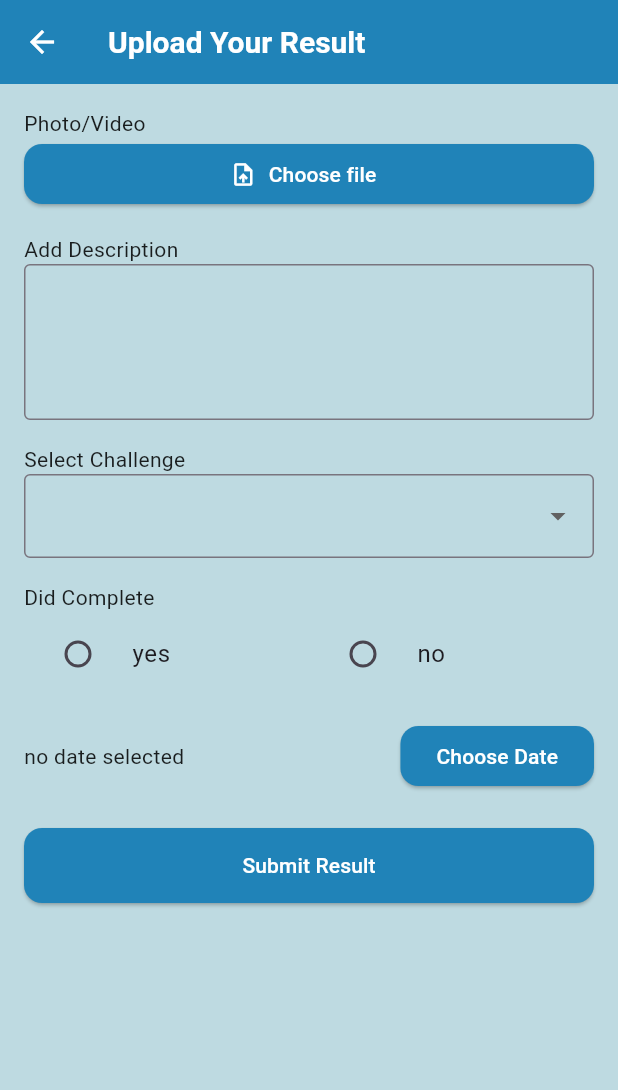
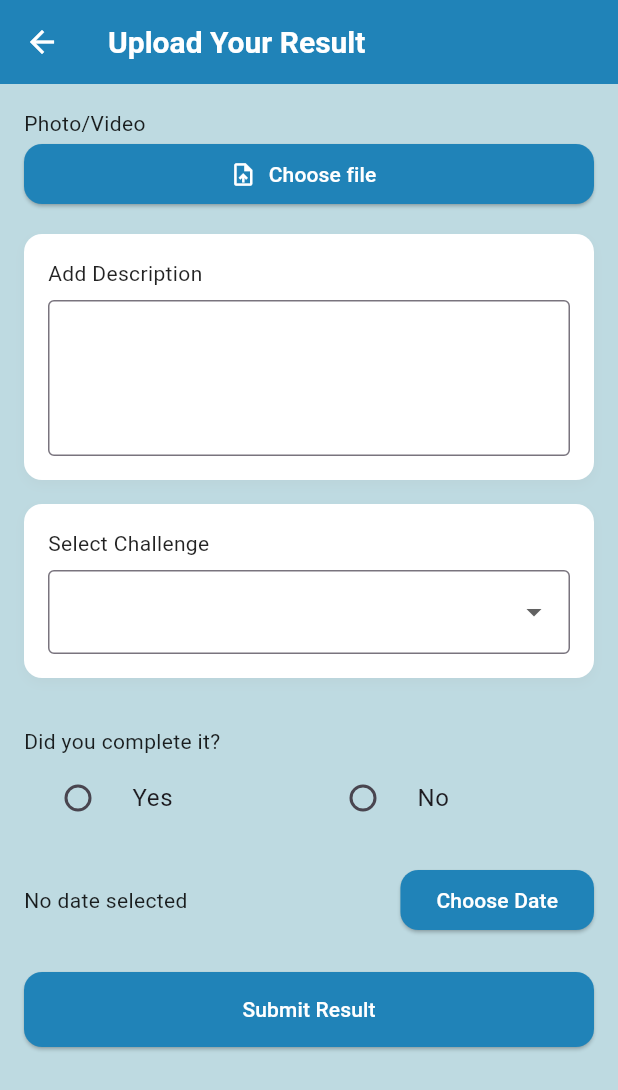
Before and after one commit to danakhairallah/DIY-Project, a Flutter app: the UploadResultPage screen opened by its route, on a phone screen of 412 x 824 dp. Shown: the top 1090 px of the screen. Run offline on Flutter 3.47's test engine with Material 3 defaults, Android fonts, the light colour scheme and no system bars; our stand-ins replace flutter_secure_storage, image_picker, shared_preferences, table_calendar; accounts and stored records are empty.

Commit message:
translate and edit files

```diff
--- a/lib/screens/upload_result_page.dart
+++ b/lib/screens/upload_result_page.dart
@@ -17,7 +17,11 @@ class _UploadResultPageState extends State<UploadResultPage> {
   String? _completionStatus;
   DateTime? _selectedDate;
 
-  final List<String> _challenges = ['Challenge 1', 'Challenge 2', 'Challenge 3']; // استبدليهم لاحقًا حسب اللغة
+  final List<String> _challenges = [
+    'Challenge 1',
+    'Challenge 2',
+    'Challenge 3',
+  ];
 
   Future<void> _pickMedia() async {
     final picker = ImagePicker();
@@ -52,39 +56,79 @@ class _UploadResultPageState extends State<UploadResultPage> {
     final loc = AppLocalizations.of(context)!;
 
     return Scaffold(
-      appBar: AppBar(title: Text(loc.translate("Upload Your Result"))),
+      appBar: AppBar(title: Text(loc.translate("upload_your_result"))),
       body: Padding(
         padding: const EdgeInsets.all(16.0),
         child: ListView(
           children: [
-            Text(loc.translate("Photo/Video")),
+            Text(loc.translate("photo_video")),
             ElevatedButton.icon(
               onPressed: _pickMedia,
               icon: Icon(Icons.upload_file),
-              label: Text(loc.translate("Choose file")),
+              label: Text(loc.translate("choose_file")),
             ),
             if (_selectedMedia != null)
               Padding(
                 padding: const EdgeInsets.symmetric(vertical: 8.0),
                 child: Image.file(_selectedMedia!, height: 150),
               ),
+            const SizedBox(height: 16),
 
-            const SizedBox(height: 16),
-            Text(loc.translate("Add Description")),
+            Container(
+              padding: const EdgeInsets.all(16),
+              margin: const EdgeInsets.only(bottom: 16),
+              decoration: BoxDecoration(
+                color: Colors.white,
+                borderRadius: BorderRadius.circular(12),
+                boxShadow: [
+                  BoxShadow(
+                    color: Colors.grey.withOpacity(0.1),
+                    blurRadius: 6,
+                    offset: Offset(0, 3),
+                  ),
+                ],
+              ),
+
+              child: Column(
+                crossAxisAlignment: CrossAxisAlignment.start,
+                children: [
+                  Text(loc.translate("add_description")),
+                  const SizedBox(height: 8),
                   TextField(
                     controller: _descriptionController,
                     maxLines: 3,
                     decoration: InputDecoration(
-                hintText: loc.translate(""),
+                      //  hintText: loc.translate("description_hint"),
                       border: OutlineInputBorder(),
                     ),
                   ),
+                ],
+              ),
+            ),
 
-            const SizedBox(height: 16),
-            Text(loc.translate("Select Challenge")),
+            Container(
+              padding: const EdgeInsets.all(16),
+              margin: const EdgeInsets.only(bottom: 16),
+              decoration: BoxDecoration(
+                color: Colors.white,
+                borderRadius: BorderRadius.circular(12),
+                boxShadow: [
+                  BoxShadow(
+                    color: Colors.grey.withOpacity(0.1),
+                    blurRadius: 6,
+                    offset: Offset(0, 3),
+                  ),
+                ],
+              ),
+              child: Column(
+                crossAxisAlignment: CrossAxisAlignment.start,
+                children: [
+                  Text(loc.translate("select_challenge")),
+                  const SizedBox(height: 8),
                   DropdownButtonFormField<String>(
                     value: _selectedChallenge,
-              items: _challenges.map((challenge) {
+                    items:
+                        _challenges.map((challenge) {
                           return DropdownMenuItem(
                             value: challenge,
                             child: Text(challenge),
@@ -95,11 +139,16 @@ class _UploadResultPageState extends State<UploadResultPage> {
                         _selectedChallenge = value;
                       });
                     },
-              decoration: InputDecoration(border: OutlineInputBorder()),
+                    decoration: const InputDecoration(
+                      border: OutlineInputBorder(),
+                    ),
+                  ),
+                ],
+              ),
             ),
 
             const SizedBox(height: 16),
-            Text(loc.translate("Did Complete")),
+            Text(loc.translate("did_complete")),
             Row(
               children: [
                 Expanded(
@@ -134,13 +183,13 @@ class _UploadResultPageState extends State<UploadResultPage> {
               children: [
                 Text(
                   _selectedDate == null
-                      ? loc.translate("no date selected")
+                      ? loc.translate("no_date_selected")
                       : '${_selectedDate!.toLocal()}'.split(' ')[0],
                 ),
                 const Spacer(),
                 ElevatedButton(
                   onPressed: _pickDate,
-                  child: Text(loc.translate("Choose Date")),
+                  child: Text(loc.translate("choose_date")),
                 ),
               ],
             ),
@@ -148,10 +197,10 @@ class _UploadResultPageState extends State<UploadResultPage> {
             const SizedBox(height: 24),
             ElevatedButton(
               onPressed: _submitResult,
-              child: Text(loc.translate("Submit Result")),
               style: ElevatedButton.styleFrom(
                 minimumSize: const Size(double.infinity, 50),
               ),
+              child: Text(loc.translate("submit_result")),
             ),
           ],
         ),
```
Also changed, not shown: assets/lang/ar.json (+18 -5 lines), assets/lang/en.json (+18 -3 lines), lib/screens/rating_page.dart (+6 -5 lines). Lines whose indentation alone changed are shown as unchanged.
